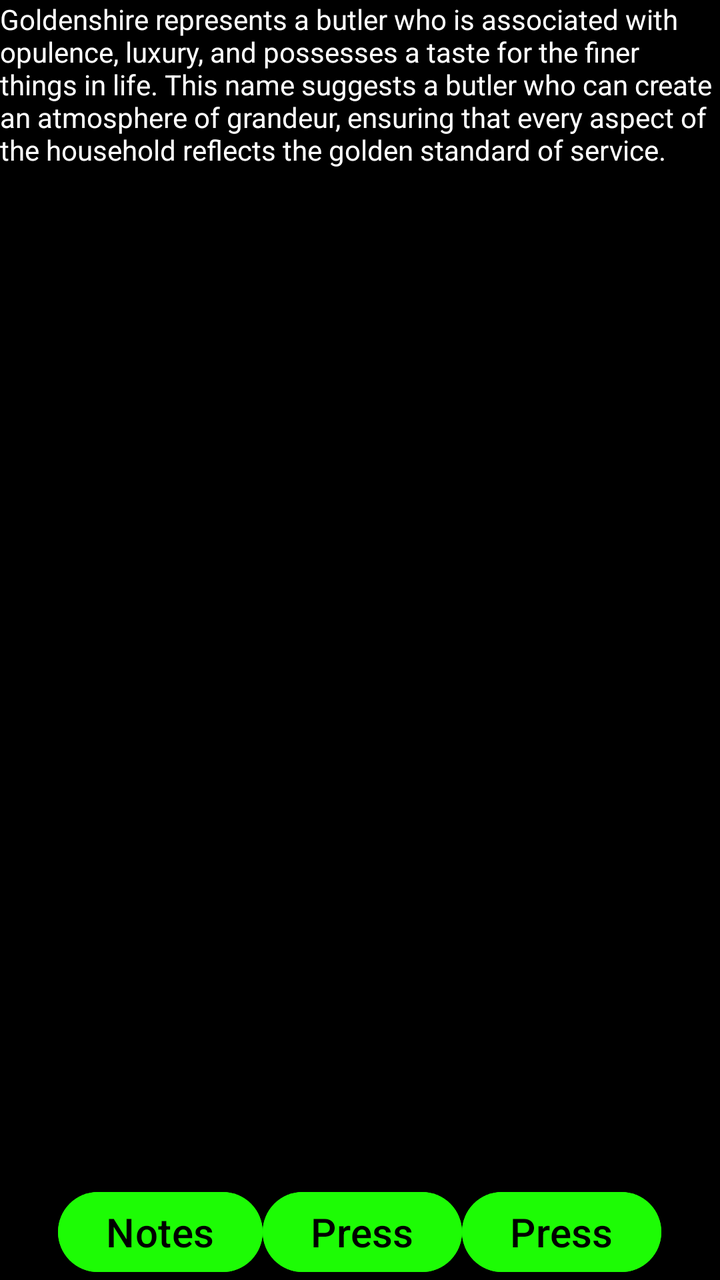
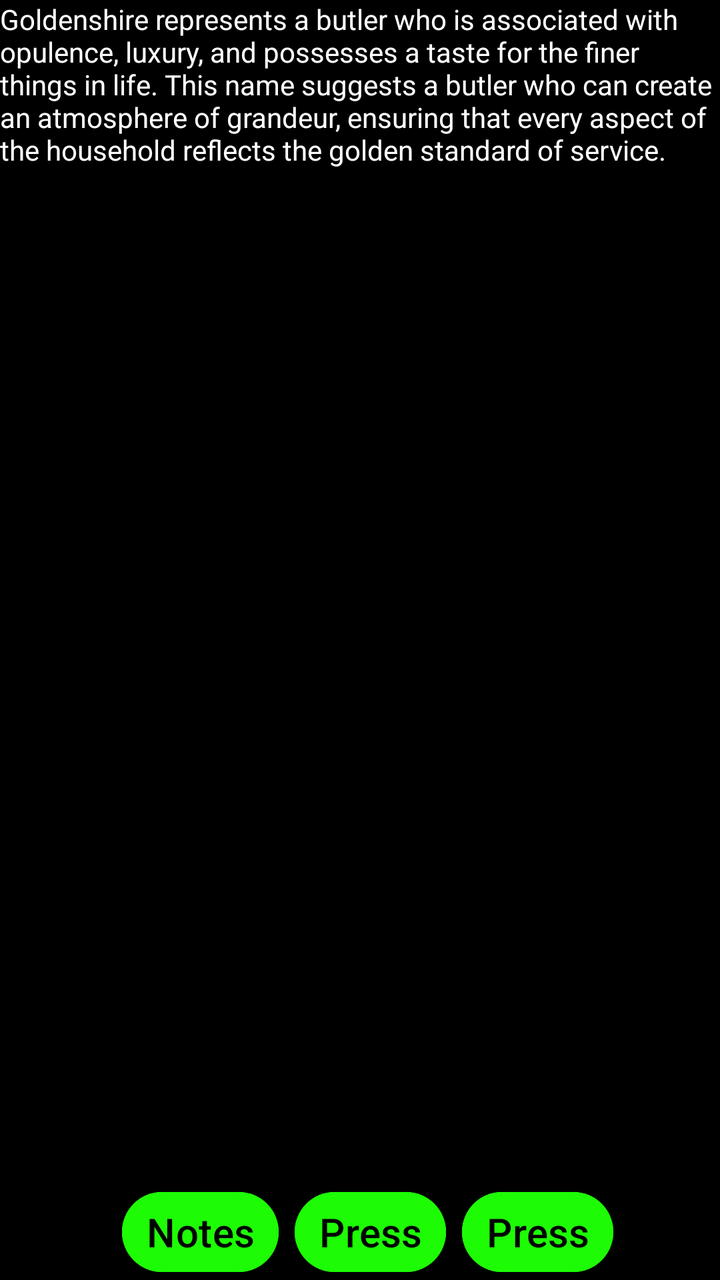

An Android layout rendered at two revisions. The XML below is the earlier revision; the diff shows what the commit changed to produce the second picture.
<!-- AndroidManifest.xml: application theme Theme.Goldenshire -->
<!-- res/layout/activity_main.xml -->
<?xml version="1.0" encoding="utf-8"?>
<androidx.constraintlayout.widget.ConstraintLayout xmlns:android="http://schemas.android.com/apk/res/android"
    xmlns:app="http://schemas.android.com/apk/res-auto"
    xmlns:tools="http://schemas.android.com/tools"
    android:id="@+id/main"
    android:layout_width="match_parent"
    android:layout_height="match_parent"
    android:fitsSystemWindows="true"
    android:background="@color/black"
    tools:context=".MainActivity">

    <LinearLayout
        android:layout_width="match_parent"
        android:layout_height="wrap_content"
        android:maxHeight="10dp"
        android:orientation="vertical"
        app:layout_constraintStart_toStartOf="parent"
        app:layout_constraintTop_toTopOf="parent">
        <TextView
            android:layout_width="match_parent"
            android:layout_height="wrap_content"
            android:text="@string/goldenshire_text"
            android:textColor="@color/white"
            app:layout_constraintStart_toStartOf="parent"
            app:layout_constraintEnd_toEndOf="parent"
            app:layout_constraintTop_toTopOf="parent" />
        <ListView
            android:id="@+id/yourListView"
            android:layout_width="match_parent"
            android:layout_height="240dp"
            android:maxHeight="30dp"
            android:textColor="@color/white"
            app:layout_constraintStart_toStartOf="parent"
            app:layout_constraintEnd_toEndOf="parent"
            app:layout_constraintBottom_toBottomOf="parent" />
    </LinearLayout>

    <LinearLayout
        android:layout_width="match_parent"
        android:layout_height="wrap_content"
        android:gravity="center"
        app:layout_constraintBottom_toBottomOf="parent"
        app:layout_constraintEnd_toEndOf="parent">
        <Button
            android:id="@+id/notes"
            android:layout_width="wrap_content"
            android:layout_height="wrap_content"
            android:backgroundTint="@color/green"
            android:textColor="@color/black"
            android:textSize="20dp"
            android:text="Notes" />
        <Button
            android:layout_width="wrap_content"
            android:layout_height="wrap_content"
            android:backgroundTint="@color/green"
            android:textColor="@color/black"
            android:textSize="20dp"
            android:text="Press"
            />
        <Button
            android:layout_width="wrap_content"
            android:layout_height="wrap_content"
            android:backgroundTint="@color/green"
            android:textColor="@color/black"
            android:textSize="20dp"
            android:text="Press"
            />
    </LinearLayout>

</androidx.constraintlayout.widget.ConstraintLayout>
<!-- resources referenced by this layout -->
<resources>
  <color name="black">#FF000000</color>
  <color name="green">#1dfc05</color>
  <color name="white">#FFFFFFFF</color>
  <string name="goldenshire_text">
          Goldenshire represents a butler who is associated with opulence, luxury, and possesses a taste for the finer things in life.
          This name suggests a butler who can create an atmosphere of grandeur, ensuring that every aspect of the household reflects the
          golden standard of service.
      </string>
  <style name="Theme.Goldenshire" parent="Base.Theme.Goldenshire" />
  <style name="Base.Theme.Goldenshire" parent="Theme.Material3.DayNight">
          <item name="android:windowLightStatusBar">false</item>
      </style>
</resources>

<!-- the commit's change to res/layout/activity_main.xml (unified diff, before → after) -->
@@ -43,26 +43,29 @@
         app:layout_constraintEnd_toEndOf="parent">
         <Button
             android:id="@+id/notes"
+            style="?android:attr/buttonBarButtonStyle"
             android:layout_width="wrap_content"
             android:layout_height="wrap_content"
             android:backgroundTint="@color/green"
             android:textColor="@color/black"
-            android:textSize="20dp"
+            android:textSize="20sp"
             android:text="Notes" />
         <Button
+            style="?android:attr/buttonBarButtonStyle"
             android:layout_width="wrap_content"
             android:layout_height="wrap_content"
             android:backgroundTint="@color/green"
             android:textColor="@color/black"
-            android:textSize="20dp"
+            android:textSize="20sp"
             android:text="Press"
             />
         <Button
+            style="?android:attr/buttonBarButtonStyle"
             android:layout_width="wrap_content"
             android:layout_height="wrap_content"
             android:backgroundTint="@color/green"
             android:textColor="@color/black"
-            android:textSize="20dp"
+            android:textSize="20sp"
             android:text="Press"
             />
     </LinearLayout>
